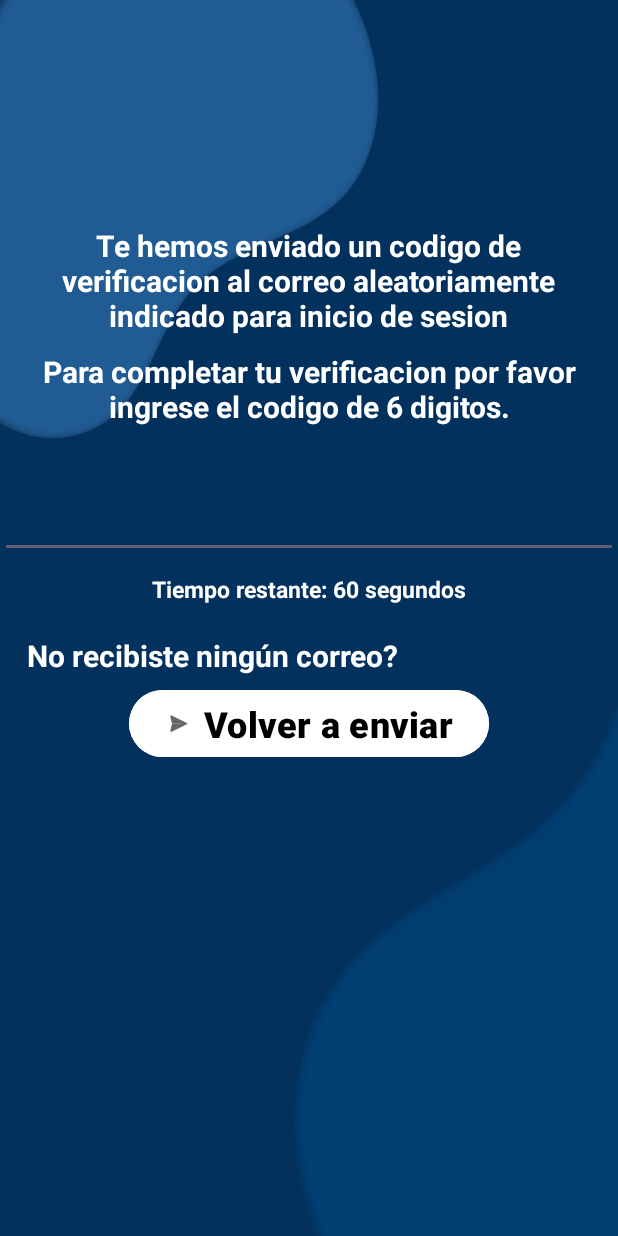
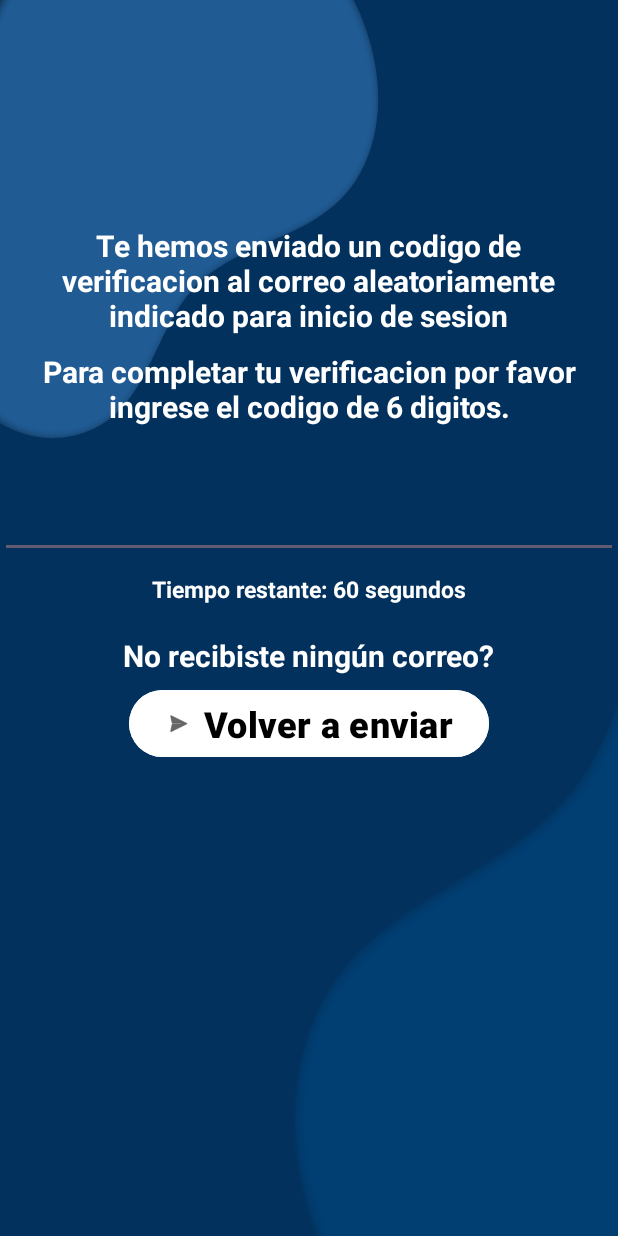
Before and after one commit to noelh55/ProyectoFinalPMI, an Android app: the ActivityReenvio screen opened directly, with no data from a screen before it, on a phone screen of 412 x 824 dp. Run offline under Robolectric (Android 15) with nearby library versions, the phone set to English and light mode, and no system bars.

Commit message:
06/11/23

```diff
--- a/app/src/main/res/layout/activity_reenvio.xml
+++ b/app/src/main/res/layout/activity_reenvio.xml
@@ -59,7 +59,7 @@
 
     <TextView
         android:id="@+id/textView3"
-        android:layout_width="375dp"
+        android:layout_width="wrap_content"
         android:layout_height="wrap_content"
         android:layout_gravity="center"
         android:layout_marginStart="10dp"
```
